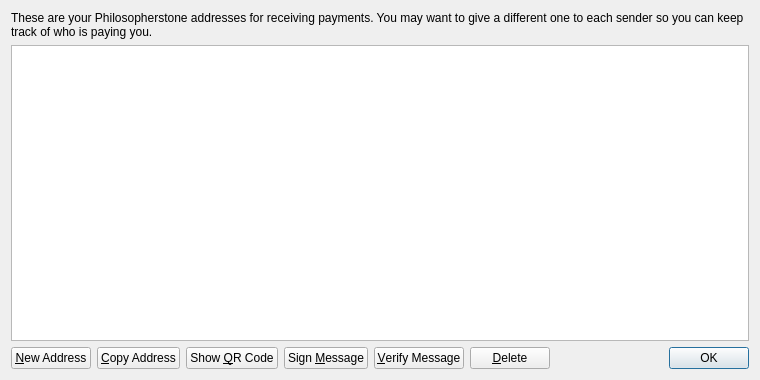
Qt form src/qt/forms/addressbookpage.ui (CommunityCoinDev/COM) before a commit.
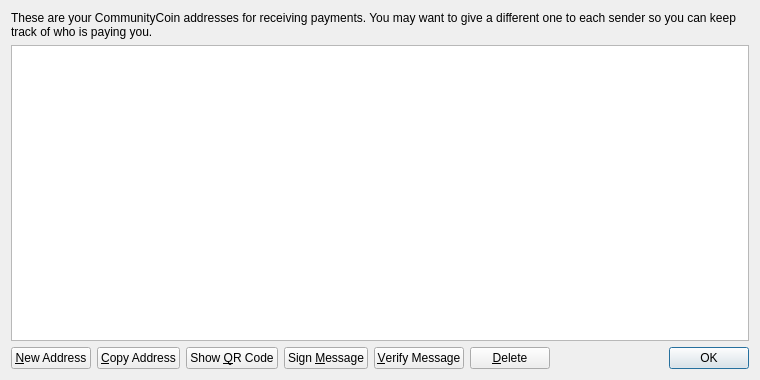
The same form after that commit. Icons and pictures are not drawn.

```diff
--- a/src/qt/forms/addressbookpage.ui
+++ b/src/qt/forms/addressbookpage.ui
@@ -17,7 +17,7 @@
    <item>
     <widget class="QLabel" name="labelExplanation">
      <property name="text">
-      <string>These are your Philosopherstone addresses for receiving payments. You may want to give a different one to each sender so you can keep track of who is paying you.</string>
+      <string>These are your CommunityCoin addresses for receiving payments. You may want to give a different one to each sender so you can keep track of who is paying you.</string>
      </property>
      <property name="textFormat">
       <enum>Qt::PlainText</enum>
```
Left out of the diff: 4 changed lines with no effect on the pictures.
